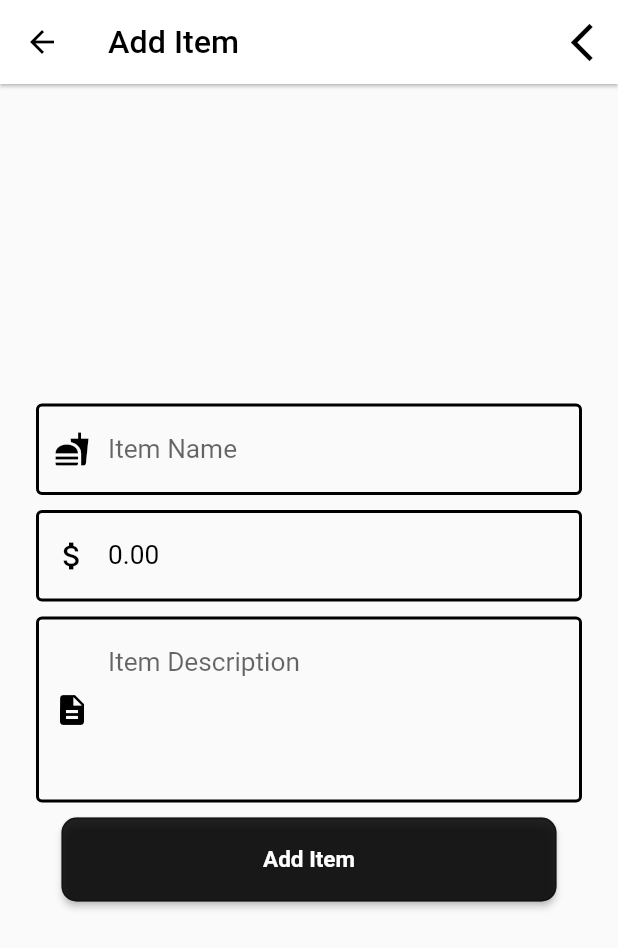
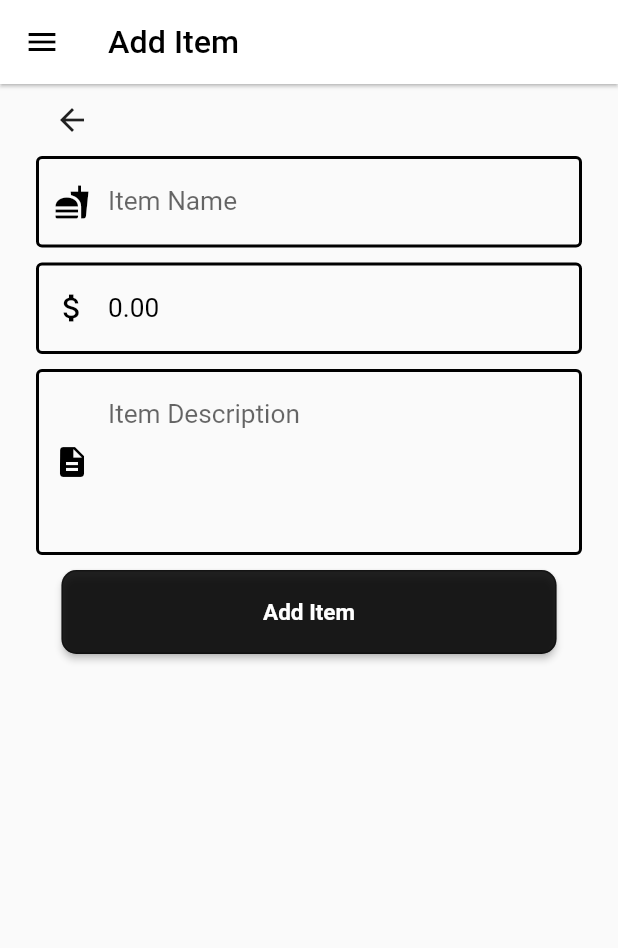
Before and after one commit to kcgalee/CSC-4996-RMS-Mobile, a Flutter app: the AddItem screen opened directly with empty values, on a phone screen of 412 x 824 dp. Shown: the top 948 px of the screen. Run offline on Flutter 3.47's test engine with Material 2 defaults, Android fonts, the phone set to English and light mode, and no system bars; our stand-ins replace cloud_firestore, email_validator, firebase_auth, firebase_core, firebase_storage, qr_flutter and 1 more; missing offline and left inert: counter, qr_code_scanner; accounts and stored records are empty; network calls fail.

Commit message:
implemented Custom Back Button

```diff
--- a/lib/manager/addItem.dart
+++ b/lib/manager/addItem.dart
@@ -7,6 +7,7 @@
 import 'package:restaurant_management_system/manager/manageMenuItem.dart';
 import 'package:restaurant_management_system/widgets/customMainButton.dart';
 import 'package:restaurant_management_system/widgets/customTextForm.dart';
+import '../widgets/customBackButton.dart';
 import 'Utility/MangerNavigationDrawer.dart';
 
 class AddItem extends StatefulWidget {
@@ -36,25 +37,20 @@
 
   @override
   Widget build(BuildContext context)=> Scaffold (
+      drawer: const ManagerNavigationDrawer(),
       appBar: AppBar(
         title: Text("Add Item"),
         backgroundColor: Colors.white,
         foregroundColor: Colors.black,
         elevation: 1,
-        actions: [
-          IconButton(
-            icon: const Icon(Icons.arrow_back_ios_new,size: 30,),
-            onPressed: () {
-              Navigator.of(context).pop();
-            },
       ),
-        ],
-      ),
-      body: Center(
-        child: SingleChildScrollView(
-          padding: const EdgeInsets.all(24),
+      body: SingleChildScrollView(
+        padding: const EdgeInsets.only(left: 24,right: 24,bottom: 24),
         child: Column(
             children: [
+              CustomBackButton(onPressed: () {
+                Navigator.pop(context);
+              }),
               CustomTextForm(
                   hintText: "Item Name",
                   controller: itemNameController,
@@ -116,7 +112,6 @@
                   }
               )
             ]),
-        ),
       )
 
 
```
Also changed, not shown: lib/manager/addEmployee.dart (+11 -4 lines). Lines whose indentation alone changed are shown as unchanged.
